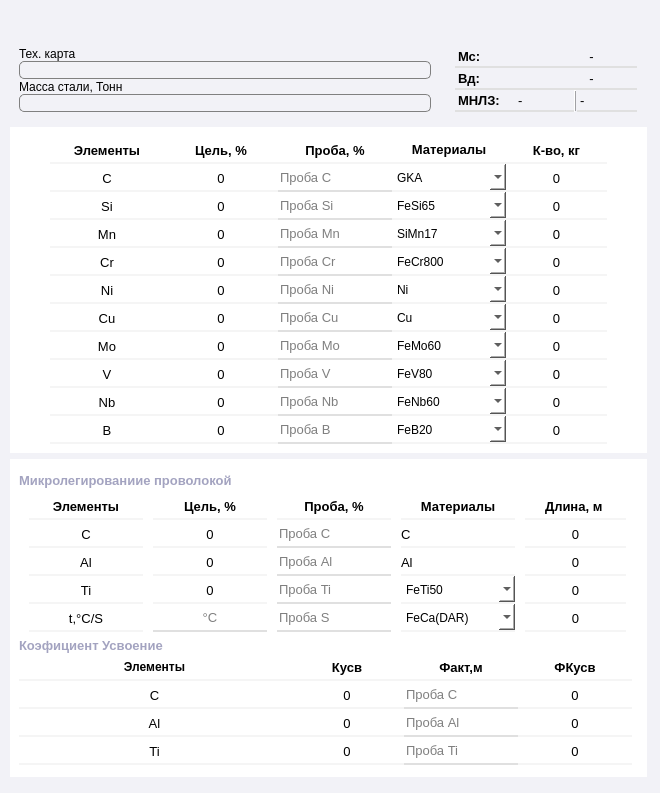
Before: the Qt Designer form ui/LrfDesigner.ui in TopolD/Metal_Calculate, drawn with Qt 5.
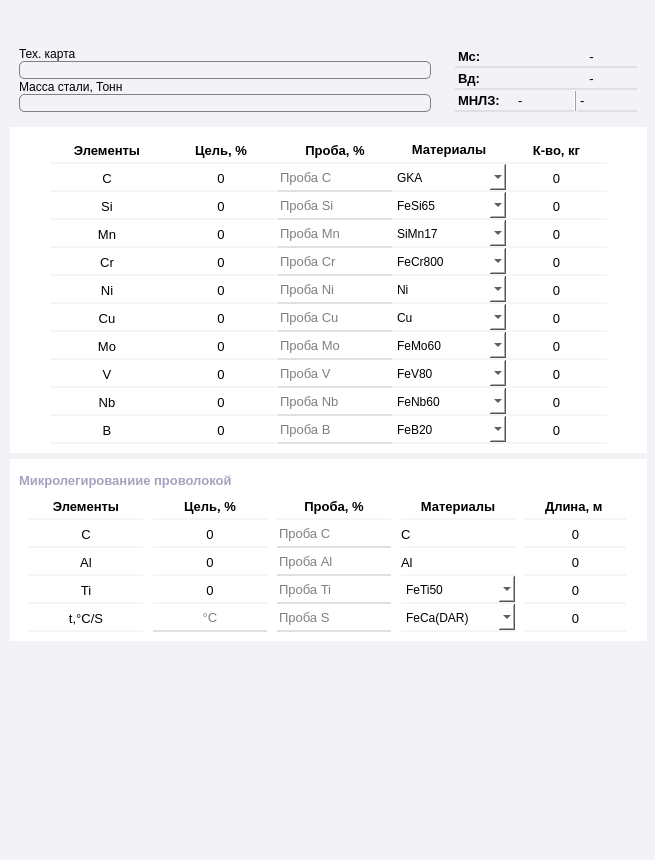
After: the same form once the commit is applied. Icons and pictures are not drawn.

Diff of the .ui file:
```diff
--- a/ui/LrfDesigner.ui
+++ b/ui/LrfDesigner.ui
@@ -12,8 +12,8 @@
    <rect>
     <x>0</x>
     <y>0</y>
-    <width>660</width>
-    <height>793</height>
+    <width>655</width>
+    <height>860</height>
    </rect>
   </property>
   <property name="sizePolicy">
@@ -52,7 +52,7 @@
      <x>10</x>
      <y>10</y>
      <width>637</width>
-     <height>900</height>
+     <height>901</height>
     </rect>
    </property>
    <layout class="QGridLayout" name="AllLrf">
@@ -3976,737 +3976,6 @@
          </item>
         </layout>
        </item>
-       <item row="1" column="0">
-        <layout class="QVBoxLayout" name="verticalLayout_12">
-         <item>
-          <layout class="QVBoxLayout" name="verticalLayout_11">
-           <property name="spacing">
-            <number>0</number>
-           </property>
-           <item>
-            <widget class="QLabel" name="NameCoefficientAssimilation">
-             <property name="font">
-              <font>
-               <pointsize>10</pointsize>
-               <weight>75</weight>
-               <bold>true</bold>
-              </font>
-             </property>
-             <property name="styleSheet">
-              <string notr="true">Color: #A3A3C0;</string>
-             </property>
-             <property name="text">
-              <string>Коэфициент Усвоение</string>
-             </property>
-            </widget>
-           </item>
-           <item>
-            <layout class="QVBoxLayout" name="verticalLayout_3">
-             <property name="spacing">
-              <number>0</number>
-             </property>
-             <item>
-              <layout class="QHBoxLayout" name="horizontalLayout_7">
-               <property name="spacing">
-                <number>0</number>
-               </property>
-               <item>
-                <widget class="QLabel" name="LabelNameElementForCoef">
-                 <property name="font">
-                  <font>
-                   <weight>75</weight>
-                   <bold>true</bold>
-                  </font>
-                 </property>
-                 <property name="styleSheet">
-                  <string notr="true">background-color: rgb(255, 255, 255);
-border-bottom: 2px solid #F5F5F5;
-</string>
-                 </property>
-                 <property name="text">
-                  <string>Элементы</string>
-                 </property>
-                 <property name="alignment">
-                  <set>Qt::AlignCenter</set>
-                 </property>
-                </widget>
-               </item>
-               <item>
-                <widget class="QLabel" name="LabelCoef">
-                 <property name="sizePolicy">
-                  <sizepolicy hsizetype="Preferred" vsizetype="Preferred">
-                   <horstretch>0</horstretch>
-                   <verstretch>0</verstretch>
-                  </sizepolicy>
-                 </property>
-                 <property name="minimumSize">
-                  <size>
-                   <width>114</width>
-                   <height>28</height>
-                  </size>
-                 </property>
-                 <property name="maximumSize">
-                  <size>
-                   <width>114</width>
-                   <height>28</height>
-                  </size>
-                 </property>
-                 <property name="sizeIncrement">
-                  <size>
-                   <width>0</width>
-                   <height>0</height>
-                  </size>
-                 </property>
-                 <property name="font">
-                  <font>
-                   <pointsize>10</pointsize>
-                   <weight>75</weight>
-                   <bold>true</bold>
-                  </font>
-                 </property>
-                 <property name="layoutDirection">
-                  <enum>Qt::LeftToRight</enum>
-                 </property>
-                 <property name="styleSheet">
-                  <string notr="true">background-color: rgb(255, 255, 255);
-border-bottom: 2px solid #F5F5F5;
-</string>
-                 </property>
-                 <property name="text">
-                  <string>Кусв</string>
-                 </property>
-                 <property name="alignment">
-                  <set>Qt::AlignCenter</set>
-                 </property>
-                </widget>
-               </item>
-               <item>
-                <widget class="QLabel" name="LabelFact">
-                 <property name="sizePolicy">
-                  <sizepolicy hsizetype="Preferred" vsizetype="Preferred">
-                   <horstretch>0</horstretch>
-                   <verstretch>0</verstretch>
-                  </sizepolicy>
-                 </property>
-                 <property name="minimumSize">
-                  <size>
-                   <width>114</width>
-                   <height>28</height>
-                  </size>
-                 </property>
-                 <property name="maximumSize">
-                  <size>
-                   <width>114</width>
-                   <height>28</height>
-                  </size>
-                 </property>
-                 <property name="sizeIncrement">
-                  <size>
-                   <width>0</width>
-                   <height>0</height>
-                  </size>
-                 </property>
-                 <property name="font">
-                  <font>
-                   <pointsize>10</pointsize>
-                   <weight>75</weight>
-                   <bold>true</bold>
-                  </font>
-                 </property>
-                 <property name="layoutDirection">
-                  <enum>Qt::LeftToRight</enum>
-                 </property>
-                 <property name="styleSheet">
-                  <string notr="true">background-color: rgb(255, 255, 255);
-border-bottom: 2px solid #F5F5F5;
-</string>
-                 </property>
-                 <property name="text">
-                  <string>Факт,м</string>
-                 </property>
-                 <property name="alignment">
-                  <set>Qt::AlignCenter</set>
-                 </property>
-                </widget>
-               </item>
-               <item>
-                <widget class="QLabel" name="LabelFactCoef">
-                 <property name="sizePolicy">
-                  <sizepolicy hsizetype="Preferred" vsizetype="Preferred">
-                   <horstretch>0</horstretch>
-                   <verstretch>0</verstretch>
-                  </sizepolicy>
-                 </property>
-                 <property name="minimumSize">
-                  <size>
-                   <width>114</width>
-                   <height>28</height>
-                  </size>
-                 </property>
-                 <property name="maximumSize">
-                  <size>
-                   <width>114</width>
-                   <height>28</height>
-                  </size>
-                 </property>
-                 <property name="sizeIncrement">
-                  <size>
-                   <width>0</width>
-                   <height>0</height>
-                  </size>
-                 </property>
-                 <property name="font">
-                  <font>
-                   <pointsize>10</pointsize>
-                   <weight>75</weight>
-                   <bold>true</bold>
-                  </font>
-                 </property>
-                 <property name="layoutDirection">
-                  <enum>Qt::LeftToRight</enum>
-                 </property>
-                 <property name="styleSheet">
-                  <string notr="true">background-color: rgb(255, 255, 255);
-border-bottom: 2px solid #F5F5F5;
-</string>
-                 </property>
-                 <property name="text">
-                  <string>ФКусв</string>
-                 </property>
-                 <property name="alignment">
-                  <set>Qt::AlignCenter</set>
-                 </property>
-                </widget>
-               </item>
-              </layout>
-             </item>
-             <item>
-              <layout class="QHBoxLayout" name="horizontalLayout_8">
-               <property name="spacing">
-                <number>0</number>
-               </property>
-               <item>
-                <widget class="QLabel" name="LabelNameCoefForC">
-                 <property name="font">
-                  <font>
-                   <pointsize>10</pointsize>
-                  </font>
-                 </property>
-                 <property name="styleSheet">
-                  <string notr="true">background-color: rgb(255, 255, 255);
-border-bottom: 2px solid #F5F5F5;
-</string>
-                 </property>
-                 <property name="text">
-                  <string>С</string>
-                 </property>
-                 <property name="alignment">
-                  <set>Qt::AlignCenter</set>
-                 </property>
-                </widget>
-               </item>
-               <item>
-                <widget class="QLabel" name="LabelCoefC">
-                 <property name="sizePolicy">
-                  <sizepolicy hsizetype="Preferred" vsizetype="Preferred">
-                   <horstretch>0</horstretch>
-                   <verstretch>0</verstretch>
-                  </sizepolicy>
-                 </property>
-                 <property name="minimumSize">
-                  <size>
-                   <width>114</width>
-                   <height>28</height>
-                  </size>
-                 </property>
-                 <property name="maximumSize">
-                  <size>
-                   <width>114</width>
-                   <height>28</height>
-                  </size>
-                 </property>
-                 <property name="sizeIncrement">
-                  <size>
-                   <width>0</width>
-                   <height>0</height>
-                  </size>
-                 </property>
-                 <property name="font">
-                  <font>
-                   <pointsize>10</pointsize>
-                  </font>
-                 </property>
-                 <property name="layoutDirection">
-                  <enum>Qt::LeftToRight</enum>
-                 </property>
-                 <property name="styleSheet">
-                  <string notr="true">background-color: rgb(255, 255, 255);
-border-bottom: 2px solid #F5F5F5;
-</string>
-                 </property>
-                 <property name="text">
-                  <string>0</string>
-                 </property>
-                 <property name="alignment">
-                  <set>Qt::AlignCenter</set>
-                 </property>
-                </widget>
-               </item>
-               <item>
-                <widget class="QLineEdit" name="InputFactForC">
-                 <property name="minimumSize">
-                  <size>
-                   <width>114</width>
-                   <height>28</height>
-                  </size>
-                 </property>
-                 <property name="maximumSize">
-                  <size>
-                   <width>114</width>
-                   <height>28</height>
-                  </size>
-                 </property>
-                 <property name="font">
-                  <font>
-                   <pointsize>10</pointsize>
-                  </font>
-                 </property>
-                 <property name="styleSheet">
-                  <string notr="true">background-color: rgb(255, 255, 255);
-
-border: none;
-border-bottom: 2px solid #E0E0E0;
-</string>
-                 </property>
-                 <property name="placeholderText">
-                  <string>Проба С</string>
-                 </property>
-                </widget>
-               </item>
-               <item>
-                <widget class="QLabel" name="LabelFactCoefC">
-                 <property name="sizePolicy">
-                  <sizepolicy hsizetype="Preferred" vsizetype="Preferred">
-                   <horstretch>0</horstretch>
-                   <verstretch>0</verstretch>
-                  </sizepolicy>
-                 </property>
-                 <property name="minimumSize">
-                  <size>
-                   <width>114</width>
-                   <height>28</height>
-                  </size>
-                 </property>
-                 <property name="maximumSize">
-                  <size>
-                   <width>114</width>
-                   <height>28</height>
-                  </size>
-                 </property>
-                 <property name="sizeIncrement">
-                  <size>
-                   <width>0</width>
-                   <height>0</height>
-                  </size>
-                 </property>
-                 <property name="font">
-                  <font>
-                   <pointsize>10</pointsize>
-                  </font>
-                 </property>
-                 <property name="layoutDirection">
-                  <enum>Qt::LeftToRight</enum>
-                 </property>
-                 <property name="styleSheet">
-                  <string notr="true">background-color: rgb(255, 255, 255);
-border-bottom: 2px solid #F5F5F5;
-</string>
-                 </property>
-                 <property name="text">
-                  <string>0</string>
-                 </property>
-                 <property name="alignment">
-                  <set>Qt::AlignCenter</set>
-                 </property>
-                </widget>
-               </item>
-              </layout>
-             </item>
-             <item>
-              <layout class="QHBoxLayout" name="horizontalLayout_9">
-               <property name="spacing">
-                <number>0</number>
-               </property>
-               <item>
-                <widget class="QLabel" name="LabelNameCoefForAl">
-                 <property name="font">
-                  <font>
-                   <pointsize>10</pointsize>
-                   <weight>50</weight>
-                   <bold>false</bold>
-                  </font>
-                 </property>
-                 <property name="styleSheet">
-                  <string notr="true">background-color: rgb(255, 255, 255);
-border-bottom: 2px solid #F5F5F5;
-</string>
-                 </property>
-                 <property name="text">
-                  <string>Al</string>
-                 </property>
-                 <property name="alignment">
-                  <set>Qt::AlignCenter</set>
-                 </property>
-                </widget>
-               </item>
-               <item>
-                <widget class="QLabel" name="LabelCoefAl">
-                 <property name="sizePolicy">
-                  <sizepolicy hsizetype="Preferred" vsizetype="Preferred">
-                   <horstretch>0</horstretch>
-                   <verstretch>0</verstretch>
-                  </sizepolicy>
-                 </property>
-                 <property name="minimumSize">
-                  <size>
-                   <width>114</width>
-                   <height>28</height>
-                  </size>
-                 </property>
-                 <property name="maximumSize">
-                  <size>
-                   <width>114</width>
-                   <height>28</height>
-                  </size>
-                 </property>
-                 <property name="sizeIncrement">
-                  <size>
-                   <width>0</width>
-                   <height>0</height>
-                  </size>
-                 </property>
-                 <property name="font">
-                  <font>
-                   <pointsize>10</pointsize>
-                  </font>
-                 </property>
-                 <property name="layoutDirection">
-                  <enum>Qt::LeftToRight</enum>
-                 </property>
-                 <property name="styleSheet">
-                  <string notr="true">background-color: rgb(255, 255, 255);
-border-bottom: 2px solid #F5F5F5;
-</string>
-                 </property>
-                 <property name="text">
-                  <string>0</string>
-                 </property>
-                 <property name="alignment">
-                  <set>Qt::AlignCenter</set>
-                 </property>
-                </widget>
-               </item>
-               <item>
-                <widget class="QLineEdit" name="InputFactForAl">
-                 <property name="minimumSize">
-                  <size>
-                   <width>114</width>
-                   <height>28</height>
-                  </size>
-                 </property>
-                 <property name="maximumSize">
-                  <size>
-                   <width>114</width>
-                   <height>28</height>
-                  </size>
-                 </property>
-                 <property name="font">
-                  <font>
-                   <pointsize>10</pointsize>
-                  </font>
-                 </property>
-                 <property name="styleSheet">
-                  <string notr="true">background-color: rgb(255, 255, 255);
-
-border: none;
-border-bottom: 2px solid #E0E0E0;
-</string>
-                 </property>
-                 <property name="placeholderText">
-                  <string>Проба Al</string>
-                 </property>
-                </widget>
-               </item>
-               <item>
-                <widget class="QLabel" name="LabelFactCoefAl">
-                 <property name="sizePolicy">
-                  <sizepolicy hsizetype="Preferred" vsizetype="Preferred">
-                   <horstretch>0</horstretch>
-                   <verstretch>0</verstretch>
-                  </sizepolicy>
-                 </property>
-                 <property name="minimumSize">
-                  <size>
-                   <width>114</width>
-                   <height>28</height>
-                  </size>
-                 </property>
-                 <property name="maximumSize">
-                  <size>
-                   <width>114</width>
-                   <height>28</height>
-                  </size>
-                 </property>
-                 <property name="sizeIncrement">
-                  <size>
-                   <width>0</width>
-                   <height>0</height>
-                  </size>
-                 </property>
-                 <property name="font">
-                  <font>
-                   <pointsize>10</pointsize>
-                  </font>
-                 </property>
-                 <property name="layoutDirection">
-                  <enum>Qt::LeftToRight</enum>
-                 </property>
-                 <property name="styleSheet">
-                  <string notr="true">background-color: rgb(255, 255, 255);
-border-bottom: 2px solid #F5F5F5;
-</string>
-                 </property>
-                 <property name="text">
-                  <string>0</string>
-                 </property>
-                 <property name="alignment">
-                  <set>Qt::AlignCenter</set>
-                 </property>
-                </widget>
-               </item>
-              </layout>
-             </item>
-             <item>
-              <layout class="QHBoxLayout" name="horizontalLayout_10">
-               <property name="spacing">
-                <number>0</number>
-               </property>
-               <item>
-                <widget class="QLabel" name="LabelNameCoefForTi">
-                 <property name="font">
-                  <font>
-                   <pointsize>10</pointsize>
-                   <weight>50</weight>
-                   <bold>false</bold>
-                  </font>
-                 </property>
-                 <property name="styleSheet">
-                  <string notr="true">background-color: rgb(255, 255, 255);
-border-bottom: 2px solid #F5F5F5;
-</string>
-                 </property>
-                 <property name="text">
-                  <string>Ti</string>
-                 </property>
-                 <property name="alignment">
-                  <set>Qt::AlignCenter</set>
-                 </property>
-                </widget>
-               </item>
-               <item>
-                <widget class="QLabel" name="LabelCoefTi">
-                 <property name="sizePolicy">
-                  <sizepolicy hsizetype="Preferred" vsizetype="Preferred">
-                   <horstretch>0</horstretch>
-                   <verstretch>0</verstretch>
-                  </sizepolicy>
-                 </property>
-                 <property name="minimumSize">
-                  <size>
-                   <width>114</width>
-                   <height>28</height>
-                  </size>
-                 </property>
-                 <property name="maximumSize">
-                  <size>
-                   <width>114</width>
-                   <height>28</height>
-                  </size>
-                 </property>
-                 <property name="sizeIncrement">
-                  <size>
-                   <width>0</width>
-                   <height>0</height>
-                  </size>
-                 </property>
-                 <property name="font">
-                  <font>
-                   <pointsize>10</pointsize>
-                  </font>
-                 </property>
-                 <property name="layoutDirection">
-                  <enum>Qt::LeftToRight</enum>
-                 </property>
-                 <property name="styleSheet">
-                  <string notr="true">background-color: rgb(255, 255, 255);
-border-bottom: 2px solid #F5F5F5;
-</string>
-                 </property>
-                 <property name="text">
-                  <string>0</string>
-                 </property>
-                 <property name="alignment">
-                  <set>Qt::AlignCenter</set>
-                 </property>
-                </widget>
-               </item>
-               <item>
-                <widget class="QLineEdit" name="InputFactForTi">
-                 <property name="minimumSize">
-                  <size>
-                   <width>114</width>
-                   <height>28</height>
-                  </size>
-                 </property>
-                 <property name="maximumSize">
-                  <size>
-                   <width>114</width>
-                   <height>28</height>
-                  </size>
-                 </property>
-                 <property name="font">
-                  <font>
-                   <pointsize>10</pointsize>
-                  </font>
-                 </property>
-                 <property name="styleSheet">
-                  <string notr="true">background-color: rgb(255, 255, 255);
-
-border: none;
-border-bottom: 2px solid #E0E0E0;
-</string>
-                 </property>
-                 <property name="dragEnabled">
-                  <bool>false</bool>
-                 </property>
-                 <property name="readOnly">
-                  <bool>false</bool>
-                 </property>
-                 <property name="placeholderText">
-                  <string>Проба Ti</string>
-                 </property>
-                </widget>
-               </item>
-               <item>
-                <widget class="QLabel" name="LabelFactCoefTi">
-                 <property name="sizePolicy">
-                  <sizepolicy hsizetype="Preferred" vsizetype="Preferred">
-                   <horstretch>0</horstretch>
-                   <verstretch>0</verstretch>
-                  </sizepolicy>
-                 </property>
-                 <property name="minimumSize">
-                  <size>
-                   <width>114</width>
-                   <height>28</height>
-                  </size>
-                 </property>
-                 <property name="maximumSize">
-                  <size>
-                   <width>114</width>
-                   <height>28</height>
-                  </size>
-                 </property>
-                 <property name="sizeIncrement">
-                  <size>
-                   <width>0</width>
-                   <height>0</height>
-                  </size>
-                 </property>
-                 <property name="font">
-                  <font>
-                   <pointsize>10</pointsize>
-                  </font>
-                 </property>
-                 <property name="layoutDirection">
-                  <enum>Qt::LeftToRight</enum>
-                 </property>
-                 <property name="styleSheet">
-                  <string notr="true">background-color: rgb(255, 255, 255);
-border-bottom: 2px solid #F5F5F5;
-</string>
-                 </property>
-                 <property name="text">
-                  <string>0</string>
-                 </property>
-                 <property name="alignment">
-                  <set>Qt::AlignCenter</set>
-                 </property>
-                </widget>
-               </item>
-              </layout>
-             </item>
-             <item>
-              <layout class="QHBoxLayout" name="horizontalLayout_11">
-               <property name="spacing">
-                <number>0</number>
-               </property>
-               <item>
-                <widget class="Line" name="line_6">
-                 <property name="maximumSize">
-                  <size>
-                   <width>114</width>
-                   <height>28</height>
-                  </size>
-                 </property>
-                 <property name="lineWidth">
-                  <number>0</number>
-                 </property>
-                 <property name="orientation">
-                  <enum>Qt::Horizontal</enum>
-                 </property>
-                </widget>
-               </item>
-               <item>
-                <widget class="Line" name="line_7">
-                 <property name="maximumSize">
-                  <size>
-                   <width>114</width>
-                   <height>28</height>
-                  </size>
-                 </property>
-                 <property name="lineWidth">
-                  <number>0</number>
-                 </property>
-                 <property name="orientation">
-                  <enum>Qt::Horizontal</enum>
-                 </property>
-                </widget>
-               </item>
-               <item>
-                <widget class="Line" name="line_8">
-                 <property name="maximumSize">
-                  <size>
-                   <width>114</width>
-                   <height>28</height>
-                  </size>
-                 </property>
-                 <property name="lineWidth">
-                  <number>0</number>
-                 </property>
-                 <property name="orientation">
-                  <enum>Qt::Horizontal</enum>
-                 </property>
-                </widget>
-               </item>
-              </layout>
-             </item>
-            </layout>
-           </item>
-          </layout>
-         </item>
-        </layout>
-       </item>
       </layout>
      </widget>
     </item>
```
Left out of the diff: 7 changed lines with no effect on the pictures.
